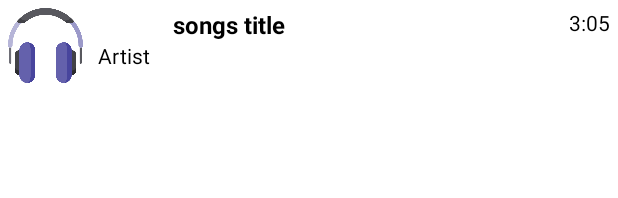
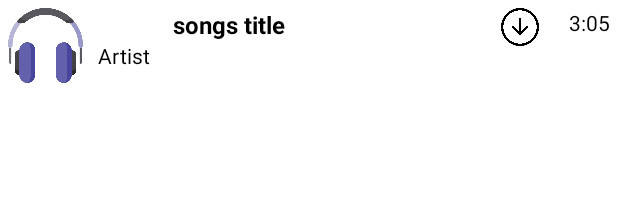
Before and after one commit to bala74830/OnlineMusicApp, an Android app: the layout songs_row.xml on its own in the app's theme, with its tools: preview values and no code run, on a phone screen of 412 x 824 dp. Shown: the top 198 px of the screen. Run offline under Robolectric (Android 15) with nearby library versions, the phone set to English and light mode, and no system bars.

Commit message:
fourth commit

```diff
--- a/app/src/main/AndroidManifest.xml
+++ b/app/src/main/AndroidManifest.xml
@@ -1,7 +1,9 @@
 <?xml version="1.0" encoding="utf-8"?>
 <manifest xmlns:android="http://schemas.android.com/apk/res/android"
     xmlns:tools="http://schemas.android.com/tools">
-
+    <uses-permission android:name="android.permission.INTERNET" />
+    <uses-permission android:name="android.permission.READ_EXTERNAL_STORAGE" />
+    <uses-permission android:name="android.permission.WRITE_EXTERNAL_STORAGE" />
     <application
         android:allowBackup="true"
         android:dataExtractionRules="@xml/data_extraction_rules"
@@ -11,6 +13,7 @@
         android:supportsRtl="true"
         android:theme="@style/Theme.OnlineMusicApp"
         tools:targetApi="31"
+        android:requestLegacyExternalStorage="true"
         tools:replace="android:appComponentFactory"
         android:appComponentFactory="android.support.v4.app.CoreComponentFactory">
         <activity
--- a/app/src/main/res/layout/songs_row.xml
+++ b/app/src/main/res/layout/songs_row.xml
@@ -40,6 +40,14 @@
         android:id="@+id/tv_artist"
         android:textColor="#000000"/>
 
+    <ImageView
+        android:layout_width="25dp"
+        android:layout_height="25dp"
+        android:layout_toStartOf="@+id/tv_duration"
+       android:layout_marginEnd="20dp"
+        android:id="@+id/downloadsong"
+        android:src="@drawable/downloadpng"/>
+
     <TextView
         android:layout_width="wrap_content"
         android:layout_height="wrap_content"
```
Also changed, not shown: app/src/main/java/com/example/onlinemusicapp/Adapter/JcSongsAdapter.java (+56 -10 lines), app/src/main/java/com/example/onlinemusicapp/MainActivity.java (+24 -1 lines), app/src/main/res/drawable/downloadpng.png (added).
